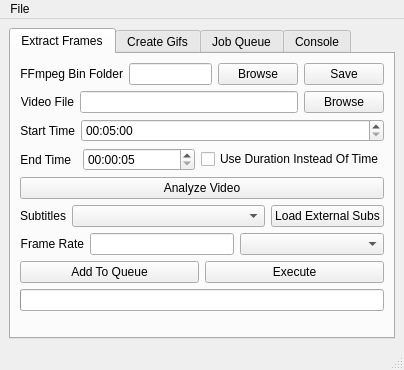
Old version of the form data/screen.ui in the repository KaiAPaulhus/GifExtract.
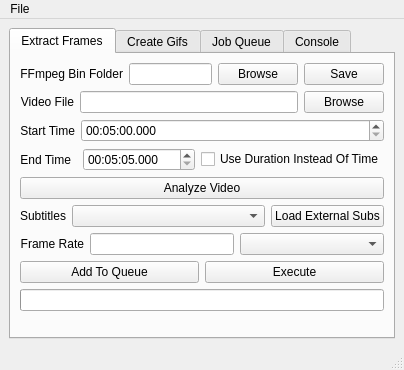
New version of the form. The open tabs and pages were chosen to show the change.

Commit message: End time is now properly used when extracting frames.

The edit to the form file:
```diff
--- a/data/screen.ui
+++ b/data/screen.ui
@@ -116,7 +116,7 @@
                <enum>QDateTimeEdit::HourSection</enum>
               </property>
               <property name="displayFormat">
-               <string notr="true">hh:mm:ss</string>
+               <string notr="true">hh:mm:ss.zzz</string>
               </property>
              </widget>
             </item>
@@ -172,7 +172,14 @@
                <enum>QDateTimeEdit::HourSection</enum>
               </property>
               <property name="displayFormat">
-               <string>hh:mm:ss</string>
+               <string>hh:mm:ss.zzz</string>
+              </property>
+              <property name="time">
+               <time>
+                <hour>0</hour>
+                <minute>5</minute>
+                <second>5</second>
+               </time>
               </property>
              </widget>
             </item>
```
Left out of the diff: 31 changed lines with no effect on the pictures. The commit also changes 5 other files.
